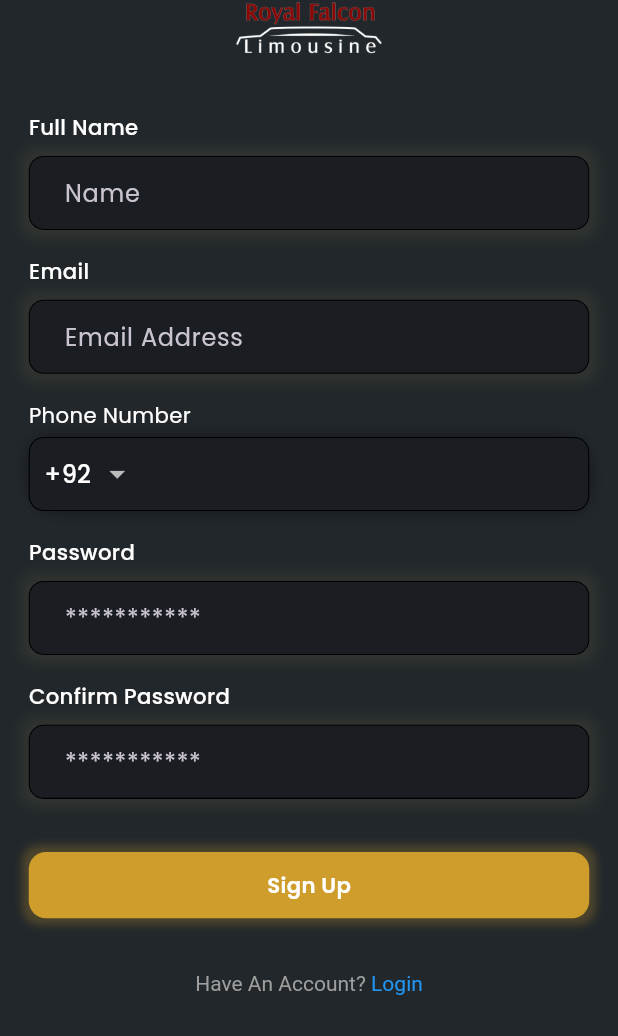
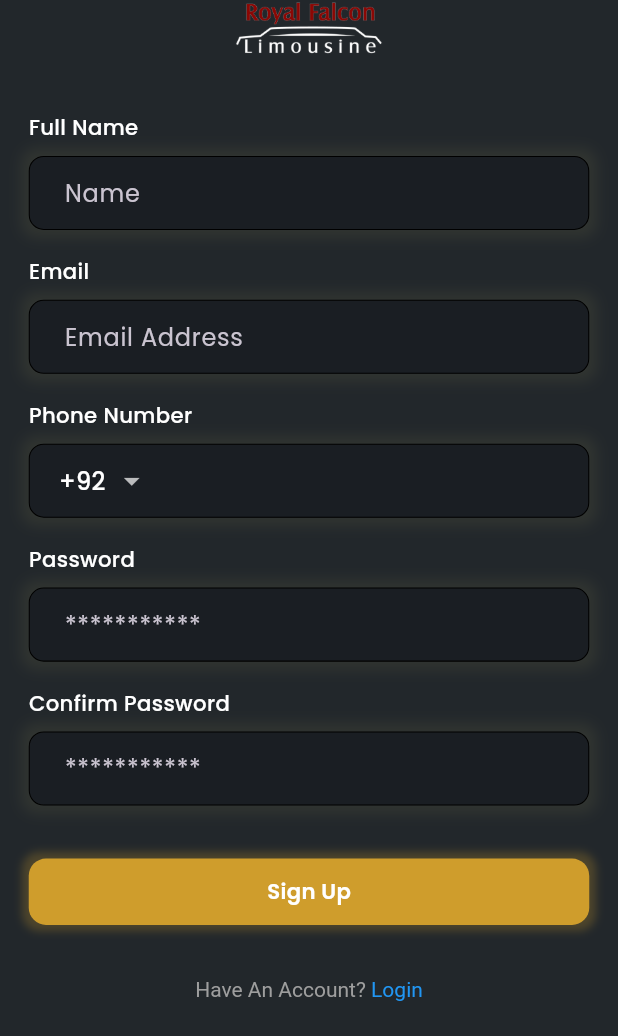
Before and after one commit to malikkhizar12/RoyalFalconCustomerApp, a Flutter app: the SignupPage screen opened directly, on a phone screen of 412 x 824 dp, the part 200-1236 px from its top. Run offline on Flutter 3.47's test engine with Material 3 defaults, Android fonts, the phone set to English and light mode, and no system bars; our stand-ins replace another_flushbar, cached_network_image, carousel_slider, flutter_dotenv, flutter_screenutil, fluttertoast and 10 more; missing offline and left inert: flutter_stripe, search_map_place_updated; accounts and stored records are empty.

Commit message:
Sign up Modified

```diff
--- a/lib/view/signup/signup.dart
+++ b/lib/view/signup/signup.dart
@@ -88,6 +88,15 @@ class _SignupPageState extends State<SignupPage> {
                       model.emailError!,
                       style: TextStyle(color: Colors.red, fontSize: 14.sp),
                     ),
+                  10.verticalSpace,
+                  Text(
+                    'Phone Number',
+                    style: TextStyle(
+                      color: AppColors.kWhiteColor,
+                      fontSize: 16.sp,
+                      fontWeight: FontWeight.w500,
+                    ),
+                  ),
                   10.verticalSpace,
                   SignupPhoneNumberField(
                     controller: model.phoneController,
--- a/lib/view/signup/widgets/phone_number_field.dart
+++ b/lib/view/signup/widgets/phone_number_field.dart
@@ -1,6 +1,7 @@
 import 'package:flutter/material.dart';
 import 'package:flutter_screenutil/flutter_screenutil.dart';
 import 'package:flutter/services.dart';
+import 'package:royal_falcon/utils/colors.dart';
 
 class SignupPhoneNumberField extends StatefulWidget {
   final String label;
@@ -18,45 +19,36 @@ class _PhoneNumberFieldState extends State<SignupPhoneNumberField> {
 
   @override
   Widget build(BuildContext context) {
-    return Column(
-      crossAxisAlignment: CrossAxisAlignment.start,
-      children: [
-        Text(
-          widget.label,
-          style: TextStyle(color: Colors.white, fontSize: 16.sp),
-        ),
-        SizedBox(height: 5.h),
-        Container(
+    return Container(
       decoration: BoxDecoration(
         color: const Color(0xFF1A1E23),
         borderRadius: BorderRadius.circular(10),
         border: Border.all(color: Colors.black, width: 0.7),
         boxShadow: [
           BoxShadow(
-                color: Colors.black.withOpacity(0.5),
-                spreadRadius: -5,
-                blurRadius: 10,
-                offset: const Offset(-3, -3),
-              ),
-              BoxShadow(
-                color: Colors.black.withOpacity(0.5),
-                spreadRadius: -5,
-                blurRadius: 10,
-                offset: const Offset(3, 3),
+            color: Color(0xff5E5B5B40).withOpacity(0.25),
+            spreadRadius: 5,
+            blurRadius: 7,
+            offset: const Offset(0, 0),
           ),
         ],
       ),
+      padding: EdgeInsets.symmetric(horizontal: 20.w),
       child: Row(
         children: [
-              Padding(
-                padding: EdgeInsets.only(left: 10.w),
-                child: DropdownButton<String>(
-                  dropdownColor: Colors.black,
+          DropdownButton<String>(
+            dropdownColor: AppColors.backgroundColor,
             value: selectedCountryCode,
+            borderRadius: BorderRadius.circular(13.r),
             items: <String>['+92', '+971', '+44'].map((String value) {
               return DropdownMenuItem<String>(
                 value: value,
-                      child: Text(value, style: const TextStyle(color: Colors.white)),
+                child: Text(
+                  value,
+                  style: const TextStyle(
+                    color: Colors.white,
+                  ),
+                ),
               );
             }).toList(),
             onChanged: (newValue) {
@@ -66,7 +58,6 @@ class _PhoneNumberFieldState extends State<SignupPhoneNumberField> {
             },
             underline: const SizedBox(),
           ),
-              ),
           Expanded(
             child: TextField(
               controller: widget.controller,
@@ -75,37 +66,19 @@ class _PhoneNumberFieldState extends State<SignupPhoneNumberField> {
                 FilteringTextInputFormatter.digitsOnly,
                 LengthLimitingTextInputFormatter(10),
               ],
-                  onChanged: (value) {
-                    setState(() {
-                      if (value.length > 10) {
-                        phoneNumberError = 'Phone number cannot exceed 10 digits';
-                      } else {
-                        phoneNumberError = null;
-                      }
-                    });
-                  },
               style: const TextStyle(color: Colors.white),
               decoration: InputDecoration(
                 border: OutlineInputBorder(
-                      borderRadius: BorderRadius.circular(10),
+                  borderRadius: BorderRadius.circular(10.r),
                   borderSide: BorderSide.none,
                 ),
-                    contentPadding: EdgeInsets.symmetric(horizontal: 10.w, vertical: 12.h),
+                contentPadding:
+                    EdgeInsets.symmetric(horizontal: 10.w, vertical: 12.h),
               ),
             ),
           ),
         ],
       ),
-        ),
-        if (phoneNumberError != null)
-          Padding(
-            padding: EdgeInsets.only(top: 5.h),
-            child: Text(
-              phoneNumberError!,
-              style: TextStyle(color: Colors.red, fontSize: 12.sp),
-            ),
-          ),
-      ],
     );
   }
 }
--- a/lib/view/widgets/textfield_widget.dart
+++ b/lib/view/widgets/textfield_widget.dart
@@ -1,5 +1,6 @@
 import 'package:flutter/material.dart';
 import 'package:flutter_screenutil/flutter_screenutil.dart';
+import 'package:royal_falcon/utils/colors.dart';
 
 class TextFieldWidget extends StatelessWidget {
   final String hintText;
@@ -28,12 +29,6 @@ class TextFieldWidget extends StatelessWidget {
             blurRadius: 7,
             offset: const Offset(0, 0),
           ),
-          // BoxShadow(
-          //   color: Colors.black.withOpacity(0.5),
-          //   spreadRadius: -5,
-          //   blurRadius: 10,
-          //   offset: const Offset(3, 3),
-          // ),
         ],
       ),
       padding: EdgeInsets.symmetric(horizontal: 10.w),
@@ -41,6 +36,7 @@ class TextFieldWidget extends StatelessWidget {
         controller: controller,
         keyboardType: keyboardType,
         obscureText: obscureText,
+        cursorColor: AppColors.buttonColor,
         style: const TextStyle(color: Colors.white),
         decoration: InputDecoration(
           hintText: hintText,
```
Lines whose indentation alone changed are shown as unchanged.
